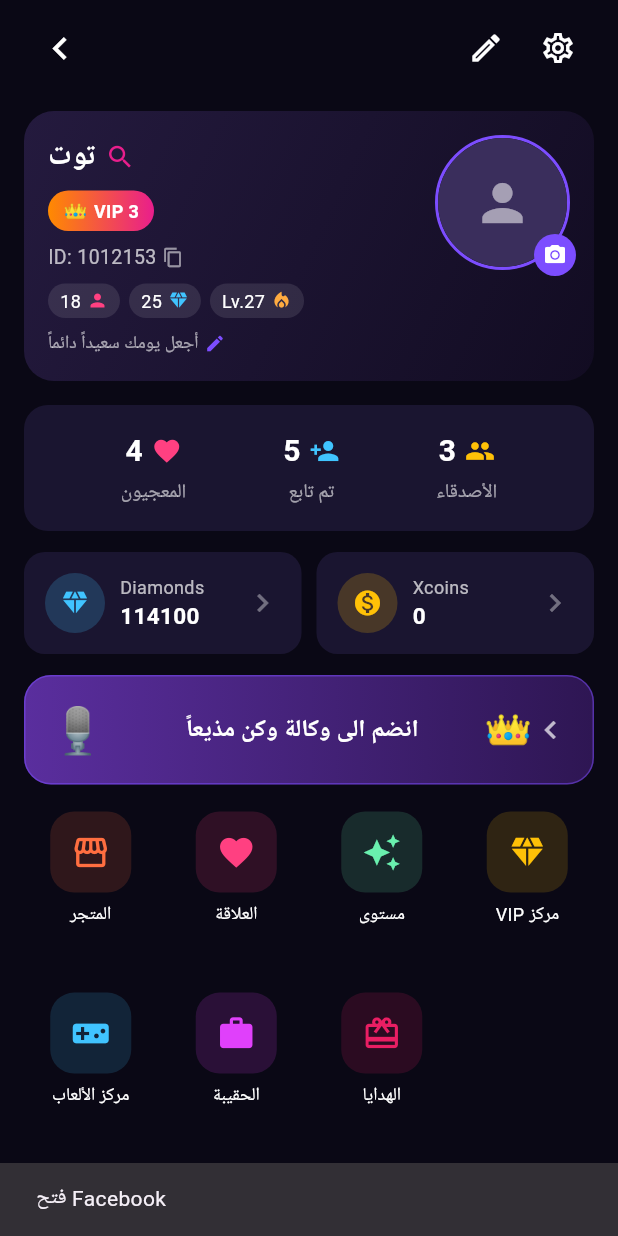
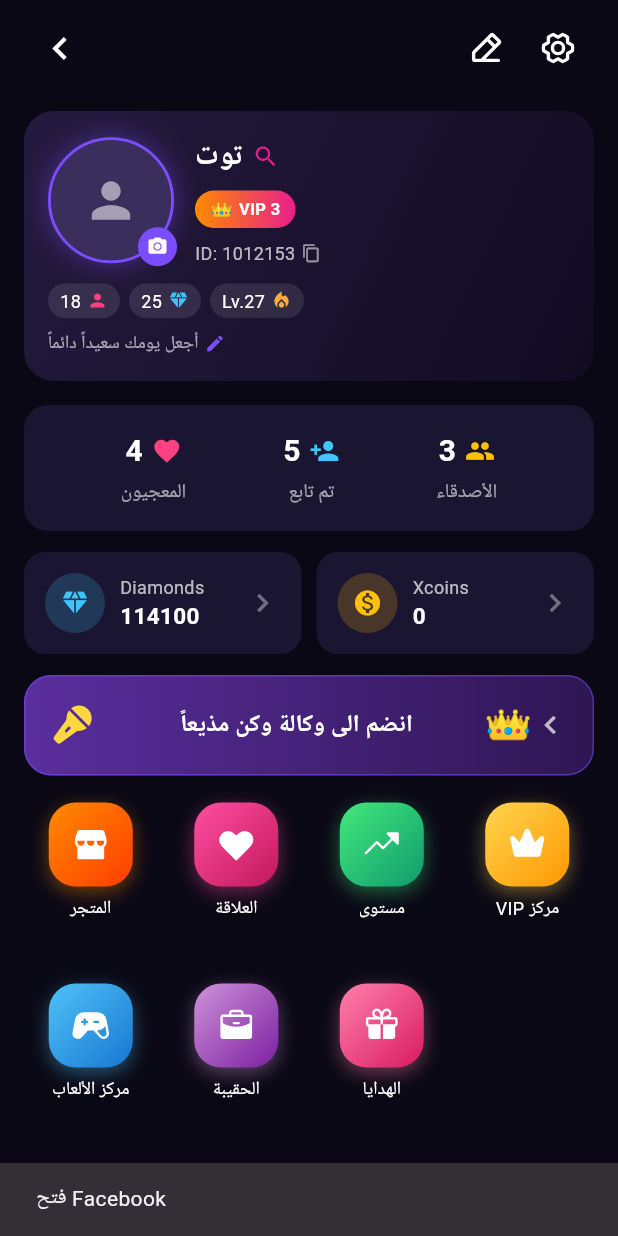
Before and after one commit to mahdawy996/MenaLive, a Flutter app: the HomeScreen screen opened directly, on a phone screen of 412 x 824 dp. Run offline on Flutter 3.47's test engine with Material 3 defaults, Android fonts, the light colour scheme and no system bars; our stand-ins replace country_code_picker, font_awesome_flutter, phosphor_flutter.

Commit message:
Use Phosphor icons with gradients, reposition name and ID in profile card

```diff
--- a/lib/screens/home_screen.dart
+++ b/lib/screens/home_screen.dart
@@ -1,5 +1,6 @@
 import 'package:flutter/material.dart';
 import 'package:flutter/services.dart';
+import 'package:phosphor_flutter/phosphor_flutter.dart';
 
 class HomeScreen extends StatefulWidget {
   const HomeScreen({super.key});
@@ -15,7 +16,7 @@ class _HomeScreenState extends State<HomeScreen> {
   static const pink = Color(0xFFE91E8C);
 
   final String userId = '1012153';
-  int _currentTab = 4; // الرئيسية (home) مفعّل افتراضياً
+  int _currentTab = 4;
 
   void _copyId() {
     Clipboard.setData(ClipboardData(text: userId));
@@ -50,21 +51,21 @@ class _HomeScreenState extends State<HomeScreen> {
                     _buildIconGrid(),
                     const SizedBox(height: 18),
                     _buildListItem(
-                      icon: Icons.home_filled,
+                      icon: PhosphorIconsFill.houseLine,
                       iconColor: purple,
                       title: 'غرفتي',
                       subtitle: 'إدارة غرفتي والبث المباشر',
                       onTap: () {},
                     ),
                     _buildListItem(
-                      icon: Icons.headset_mic,
+                      icon: PhosphorIconsFill.headset,
                       iconColor: Colors.lightBlueAccent,
                       title: 'خدمة العملاء',
                       subtitle: 'تواصل مع فريق الدعم',
                       onTap: () {},
                     ),
                     _buildListItem(
-                      icon: Icons.settings,
+                      icon: PhosphorIconsFill.gearSix,
                       iconColor: Colors.orangeAccent,
                       title: 'الإعدادات',
                       subtitle: 'الحساب والخصوصية والإشعارات',
@@ -96,11 +97,11 @@ class _HomeScreenState extends State<HomeScreen> {
             children: [
               IconButton(
                 onPressed: () {},
-                icon: const Icon(Icons.edit_outlined, color: Colors.white),
+                icon: Icon(PhosphorIconsBold.pencilSimpleLine, color: Colors.white),
               ),
               IconButton(
                 onPressed: () {},
-                icon: const Icon(Icons.settings_outlined, color: Colors.white),
+                icon: Icon(PhosphorIconsBold.gearSix, color: Colors.white),
               ),
             ],
           ),
@@ -110,10 +111,7 @@ class _HomeScreenState extends State<HomeScreen> {
   }
 
   Widget _buildProfileCard() {
-    return Stack(
-      clipBehavior: Clip.none,
-      children: [
-        Container(
+    return Container(
       padding: const EdgeInsets.all(16),
       decoration: BoxDecoration(
         gradient: const LinearGradient(
@@ -123,21 +121,51 @@ class _HomeScreenState extends State<HomeScreen> {
         ),
         borderRadius: BorderRadius.circular(20),
       ),
-          child: Row(
+      child: Column(
         crossAxisAlignment: CrossAxisAlignment.start,
         children: [
+          Row(
+            crossAxisAlignment: CrossAxisAlignment.center,
+            children: [
+              Stack(
+                clipBehavior: Clip.none,
+                children: [
+                  Container(
+                    width: 84,
+                    height: 84,
+                    decoration: BoxDecoration(
+                      shape: BoxShape.circle,
+                      border: Border.all(color: purple, width: 2),
+                      boxShadow: [
+                        BoxShadow(color: purple.withValues(alpha: 0.4), blurRadius: 14, spreadRadius: 1),
+                      ],
+                    ),
+                    child: const CircleAvatar(
+                      backgroundColor: Color(0xFF3A2E5C),
+                      child: Icon(Icons.person, color: Colors.white54, size: 38),
+                    ),
+                  ),
+                  Positioned(
+                    bottom: -2,
+                    right: -2,
+                    child: Container(
+                      padding: const EdgeInsets.all(6),
+                      decoration: const BoxDecoration(color: purple, shape: BoxShape.circle),
+                      child: const Icon(Icons.camera_alt, color: Colors.white, size: 14),
+                    ),
+                  ),
+                ],
+              ),
+              const SizedBox(width: 14),
               Expanded(
                 child: Column(
                   crossAxisAlignment: CrossAxisAlignment.start,
                   children: [
                     Row(
                       children: const [
-                        Text(
-                          'توت',
-                          style: TextStyle(color: Colors.white, fontSize: 20, fontWeight: FontWeight.bold),
-                        ),
+                        Text('توت', style: TextStyle(color: Colors.white, fontSize: 20, fontWeight: FontWeight.bold)),
                         SizedBox(width: 6),
-                        Icon(Icons.search, color: pink, size: 20),
+                        Icon(Icons.search, color: pink, size: 18),
                       ],
                     ),
                     const SizedBox(height: 8),
@@ -150,9 +178,9 @@ class _HomeScreenState extends State<HomeScreen> {
                       child: const Row(
                         mainAxisSize: MainAxisSize.min,
                         children: [
-                          Text('👑', style: TextStyle(fontSize: 13)),
+                          Text('👑', style: TextStyle(fontSize: 12)),
                           SizedBox(width: 4),
-                          Text('VIP 3', style: TextStyle(color: Colors.white, fontSize: 12, fontWeight: FontWeight.bold)),
+                          Text('VIP 3', style: TextStyle(color: Colors.white, fontSize: 11, fontWeight: FontWeight.bold)),
                         ],
                       ),
                     ),
@@ -161,13 +189,18 @@ class _HomeScreenState extends State<HomeScreen> {
                       onTap: _copyId,
                       child: Row(
                         children: [
-                          Text('ID: $userId', style: const TextStyle(color: Colors.white70, fontSize: 13)),
+                          Text('ID: $userId', style: const TextStyle(color: Colors.white70, fontSize: 12)),
                           const SizedBox(width: 4),
-                          const Icon(Icons.copy, color: Colors.white54, size: 14),
+                          const Icon(Icons.copy, color: Colors.white54, size: 13),
                         ],
                       ),
                     ),
-                    const SizedBox(height: 8),
+                  ],
+                ),
+              ),
+            ],
+          ),
+          const SizedBox(height: 12),
           Row(
             children: [
               _statChip('18', Icons.person, Colors.pinkAccent),
@@ -193,51 +226,13 @@ class _HomeScreenState extends State<HomeScreen> {
           ),
         ],
       ),
-              ),
-              const SizedBox(width: 12),
-              Stack(
-                clipBehavior: Clip.none,
-                children: [
-                  Container(
-                    width: 90,
-                    height: 90,
-                    decoration: BoxDecoration(
-                      shape: BoxShape.circle,
-                      border: Border.all(color: purple, width: 2),
-                    ),
-                    child: const CircleAvatar(
-                      backgroundColor: Color(0xFF3A2E5C),
-                      child: Icon(Icons.person, color: Colors.white54, size: 40),
-                    ),
-                  ),
-                  Positioned(
-                    bottom: -4,
-                    right: -4,
-                    child: Container(
-                      padding: const EdgeInsets.all(6),
-                      decoration: const BoxDecoration(
-                        color: purple,
-                        shape: BoxShape.circle,
-                      ),
-                      child: const Icon(Icons.camera_alt, color: Colors.white, size: 16),
-                    ),
-                  ),
-                ],
-              ),
-            ],
-          ),
-        ),
-      ],
     );
   }
 
   Widget _statChip(String value, IconData icon, Color color) {
     return Container(
       padding: const EdgeInsets.symmetric(horizontal: 8, vertical: 3),
-      decoration: BoxDecoration(
-        color: Colors.white10,
-        borderRadius: BorderRadius.circular(20),
-      ),
+      decoration: BoxDecoration(color: Colors.white10, borderRadius: BorderRadius.circular(20)),
       child: Row(
         mainAxisSize: MainAxisSize.min,
         children: [
@@ -252,10 +247,7 @@ class _HomeScreenState extends State<HomeScreen> {
   Widget _buildFollowStatsRow() {
     return Container(
       padding: const EdgeInsets.symmetric(vertical: 16),
-      decoration: BoxDecoration(
-        color: cardBg,
-        borderRadius: BorderRadius.circular(16),
-      ),
+      decoration: BoxDecoration(color: cardBg, borderRadius: BorderRadius.circular(16)),
       child: Row(
         mainAxisAlignment: MainAxisAlignment.spaceEvenly,
         children: [
@@ -297,10 +289,7 @@ class _HomeScreenState extends State<HomeScreen> {
   Widget _currencyCard(String title, String value, IconData icon, Color color) {
     return Container(
       padding: const EdgeInsets.all(14),
-      decoration: BoxDecoration(
-        color: cardBg,
-        borderRadius: BorderRadius.circular(14),
-      ),
+      decoration: BoxDecoration(color: cardBg, borderRadius: BorderRadius.circular(14)),
       child: Row(
         children: [
           CircleAvatar(backgroundColor: color.withValues(alpha: 0.2), child: Icon(icon, color: color, size: 20)),
@@ -337,7 +326,7 @@ class _HomeScreenState extends State<HomeScreen> {
         ),
         child: Row(
           children: [
-            const Text('🎙️', style: TextStyle(fontSize: 30)),
+            Icon(PhosphorIconsFill.microphoneStage, color: Colors.amberAccent, size: 30),
             const SizedBox(width: 10),
             const Expanded(
               child: Text(
@@ -356,13 +345,13 @@ class _HomeScreenState extends State<HomeScreen> {
 
   Widget _buildIconGrid() {
     final items = [
-      _GridItem('المتجر', Icons.storefront, Colors.deepOrangeAccent),
-      _GridItem('العلاقة', Icons.favorite, Colors.pinkAccent),
-      _GridItem('مستوى', Icons.auto_awesome, Colors.greenAccent),
-      _GridItem('VIP مركز', Icons.diamond, Colors.amber),
-      _GridItem('مركز الألعاب', Icons.videogame_asset, Colors.lightBlueAccent),
-      _GridItem('الحقيبة', Icons.work, Colors.purpleAccent),
-      _GridItem('الهدايا', Icons.card_giftcard, Colors.pink),
+      _GridItem('المتجر', PhosphorIconsFill.storefront, const [Color(0xFFFF8A00), Color(0xFFFF3D00)]),
+      _GridItem('العلاقة', PhosphorIconsFill.heartStraight, const [Color(0xFFFF4FA1), Color(0xFFC2185B)]),
+      _GridItem('مستوى', PhosphorIconsFill.trendUp, const [Color(0xFF43E97B), Color(0xFF0F9B6E)]),
+      _GridItem('VIP مركز', PhosphorIconsFill.crownSimple, const [Color(0xFFFFD54F), Color(0xFFFF9800)]),
+      _GridItem('مركز الألعاب', PhosphorIconsFill.gameController, const [Color(0xFF4FC3F7), Color(0xFF1976D2)]),
+      _GridItem('الحقيبة', PhosphorIconsFill.briefcase, const [Color(0xFFCE93D8), Color(0xFF7B1FA2)]),
+      _GridItem('الهدايا', PhosphorIconsFill.gift, const [Color(0xFFFF80AB), Color(0xFFD81B60)]),
     ];
 
     return GridView.builder(
@@ -379,17 +368,24 @@ class _HomeScreenState extends State<HomeScreen> {
         final item = items[index];
         return InkWell(
           onTap: () {},
-          borderRadius: BorderRadius.circular(16),
+          borderRadius: BorderRadius.circular(18),
           child: Column(
             children: [
               Container(
-                width: 54,
-                height: 54,
+                width: 56,
+                height: 56,
                 decoration: BoxDecoration(
-                  color: item.color.withValues(alpha: 0.15),
-                  borderRadius: BorderRadius.circular(16),
+                  gradient: LinearGradient(
+                    colors: item.gradient,
+                    begin: Alignment.topLeft,
+                    end: Alignment.bottomRight,
                   ),
-                child: Icon(item.icon, color: item.color, size: 26),
+                  borderRadius: BorderRadius.circular(18),
+                  boxShadow: [
+                    BoxShadow(color: item.gradient.first.withValues(alpha: 0.4), blurRadius: 10, offset: const Offset(0, 4)),
+                  ],
+                ),
+                child: Icon(item.icon, color: Colors.white, size: 26),
               ),
               const SizedBox(height: 6),
               Text(item.label, style: const TextStyle(color: Colors.white, fontSize: 12)),
@@ -412,13 +408,15 @@ class _HomeScreenState extends State<HomeScreen> {
       child: Container(
         margin: const EdgeInsets.only(bottom: 10),
         padding: const EdgeInsets.all(14),
-        decoration: BoxDecoration(
-          color: cardBg,
-          borderRadius: BorderRadius.circular(14),
-        ),
+        decoration: BoxDecoration(color: cardBg, borderRadius: BorderRadius.circular(14)),
         child: Row(
           children: [
-            CircleAvatar(backgroundColor: iconColor.withValues(alpha: 0.2), child: Icon(icon, color: iconColor, size: 20)),
+            Container(
+              width: 40,
+              height: 40,
+              decoration: BoxDecoration(color: iconColor.withValues(alpha: 0.18), borderRadius: BorderRadius.circular(12)),
+              child: Icon(icon, color: iconColor, size: 20),
+            ),
             const SizedBox(width: 12),
             Expanded(
               child: Column(
@@ -438,11 +436,11 @@ class _HomeScreenState extends State<HomeScreen> {
 
   Widget _buildBottomNav() {
     final items = [
-      _NavItem(Icons.person, hasDot: true),
-      _NavItem(Icons.chat_bubble_outline),
-      _NavItem(Icons.sports_esports, hasDot: true),
-      _NavItem(Icons.block),
-      _NavItem(Icons.home),
+      _NavItem(PhosphorIconsFill.userCircle, hasDot: true),
+      _NavItem(PhosphorIconsFill.chatCircleDots),
+      _NavItem(PhosphorIconsFill.gameController, hasDot: true),
+      _NavItem(PhosphorIconsFill.prohibit),
+      _NavItem(PhosphorIconsFill.houseLine),
     ];
 
     return Container(
@@ -460,11 +458,7 @@ class _HomeScreenState extends State<HomeScreen> {
             child: Stack(
               clipBehavior: Clip.none,
               children: [
-                Icon(
-                  items[i].icon,
-                  color: active ? purple : Colors.white54,
-                  size: 26,
-                ),
+                Icon(items[i].icon, color: active ? purple : Colors.white54, size: 26),
                 if (items[i].hasDot)
                   Positioned(
                     top: -2,
@@ -487,8 +481,8 @@ class _HomeScreenState extends State<HomeScreen> {
 class _GridItem {
   final String label;
   final IconData icon;
-  final Color color;
-  _GridItem(this.label, this.icon, this.color);
+  final List<Color> gradient;
+  _GridItem(this.label, this.icon, this.gradient);
 }
 
 class _NavItem {
--- a/pubspec.yaml
+++ b/pubspec.yaml
@@ -29,6 +29,7 @@ environment:
 # versions available, run `flutter pub outdated`.
 dependencies:
   font_awesome_flutter: ^11.0.0
+  phosphor_flutter: ^2.1.0
   country_code_picker: ^3.0.0
   flutter:
     sdk: flutter
```
Also changed, not shown: pubspec.lock. Lines whose indentation alone changed are shown as unchanged.
